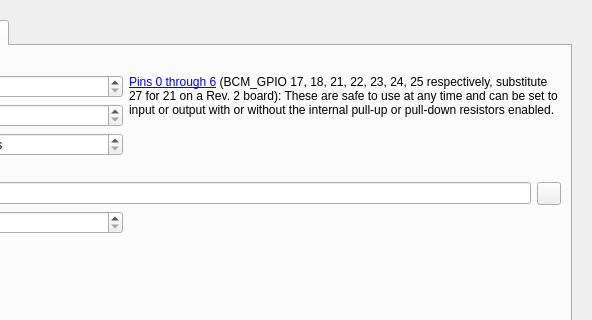
Above: forms/preferences.ui from tomikais/fotobox before the change; both pictures show x 188 to 780 and y 0 to 320 of the 780 by 550 pixel window. Below: the same form after it.
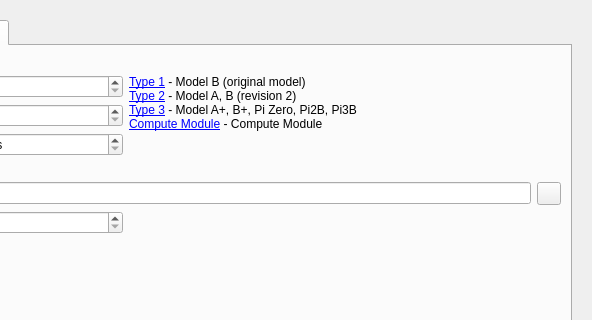
That is the form after the change. The open tabs and pages were chosen to show the change.

Commit message: using pigpio framework (WiringPi is deprecated)

The edit to the form file:
```diff
--- a/forms/preferences.ui
+++ b/forms/preferences.ui
@@ -45,8 +45,8 @@
        <rect>
         <x>0</x>
         <y>0</y>
-        <width>756</width>
-        <height>486</height>
+        <width>762</width>
+        <height>496</height>
        </rect>
       </property>
       <property name="mouseTracking">
@@ -502,7 +502,7 @@
              <item row="1" column="2" rowspan="3" colspan="2">
               <widget class="QLabel" name="lbl_pinInfo">
                <property name="text">
-                <string>&lt;html&gt;&lt;head/&gt;&lt;body&gt;&lt;p&gt;&lt;a href=&quot;http://wiringpi.com/wp-content/uploads/2013/03/pins.pdf&quot;&gt;&lt;span style=&quot; text-decoration: underline; color:#0000ff;&quot;&gt;Pins 0 through 6&lt;/span&gt;&lt;/a&gt; (BCM_GPIO 17, 18, 21, 22, 23, 24, 25 respectively, substitute 27 for 21 on a Rev. 2 board): These are safe to use at any time and can be set to input or output with or without the internal pull-up or pull-down resistors enabled.&lt;/p&gt;&lt;/body&gt;&lt;/html&gt;</string>
+                <string>&lt;html&gt;&lt;head/&gt;&lt;body&gt;&lt;p&gt;&lt;a href=&quot;http://abyz.me.uk/rpi/pigpio/index.html#Type_1&quot;&gt;&lt;span style=&quot; text-decoration: underline; color:#0000ff;&quot;&gt;Type 1&lt;/span&gt;&lt;/a&gt; - Model B (original model)&lt;br/&gt;&lt;a href=&quot;http://abyz.me.uk/rpi/pigpio/index.html#Type_2&quot;&gt;&lt;span style=&quot; text-decoration: underline; color:#0000ff;&quot;&gt;Type 2&lt;/span&gt;&lt;/a&gt; - Model A, B (revision 2)&lt;br/&gt;&lt;a href=&quot;http://abyz.me.uk/rpi/pigpio/index.html#Type_3&quot;&gt;&lt;span style=&quot; text-decoration: underline; color:#0000ff;&quot;&gt;Type 3&lt;/span&gt;&lt;/a&gt; - Model A+, B+, Pi Zero, Pi2B, Pi3B&lt;br/&gt;&lt;a href=&quot;http://abyz.me.uk/rpi/pigpio/index.html#CM&quot;&gt;&lt;span style=&quot; text-decoration: underline; color:#0000ff;&quot;&gt;Compute Module&lt;/span&gt;&lt;/a&gt; - Compute Module&lt;/p&gt;&lt;/body&gt;&lt;/html&gt;</string>
                </property>
                <property name="alignment">
                 <set>Qt::AlignLeading|Qt::AlignLeft|Qt::AlignTop</set>
```
Left out of the diff: 9 changed lines with no effect on the pictures. The commit also changes 21 other files.
